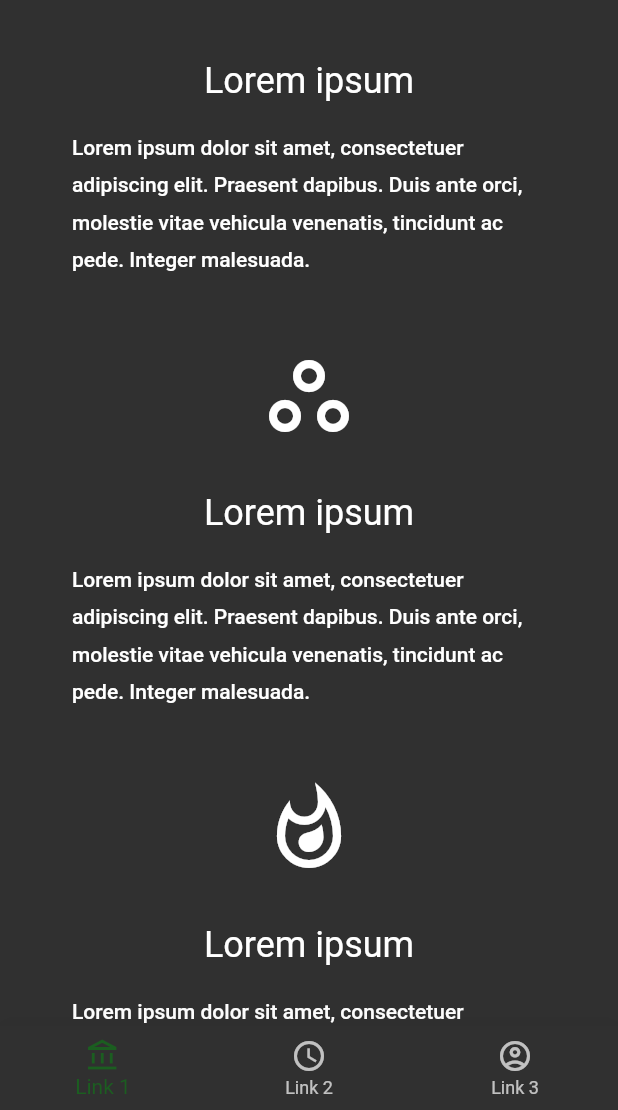
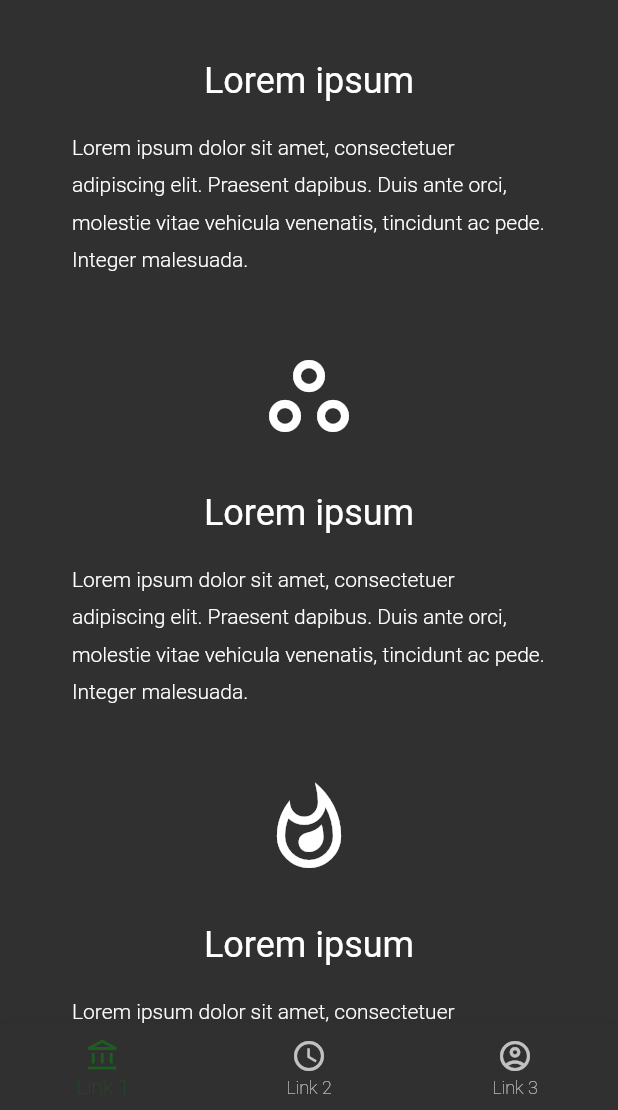
Before and after one commit to tom-novak/jet-landing-page, a Flutter app: the screen it shows after launch, scrolled down 576 dp, on a phone screen of 412 x 824 dp, the part 126-1236 px from its top. Run offline on Flutter 3.47's test engine with Material 2 defaults, Android fonts, the phone set to English and light mode, and no system bars.

Commit message:
Define app theme PoC

```diff
--- a/example/lib/main.dart
+++ b/example/lib/main.dart
@@ -14,8 +14,9 @@ var appTheme = ThemeData(
       headline2: typography.black.headline2.copyWith(color: accentColor, fontSize: 24),
       headline3: typography.black.headline3.copyWith(fontSize: 24),
       headline4: typography.black.headline4.copyWith(fontSize: 24),
-      headline6: typography.white.headline6,
-      bodyText2: typography.white.bodyText2,
+      headline6: typography.white.headline6.copyWith(fontWeight: FontWeight.w300),
+      bodyText1: typography.white.bodyText1.copyWith(fontWeight: FontWeight.w300),
+      bodyText2: typography.white.bodyText2.copyWith(fontWeight: FontWeight.w100),
   ),
   bottomNavigationBarTheme: BottomNavigationBarThemeData(
     selectedItemColor: accentColor,
@@ -32,8 +33,9 @@ var darkTheme = ThemeData(
     headline2: typography.white.headline2.copyWith(color: darkAccentColor, fontSize: 24),
     headline3: typography.white.headline3.copyWith(fontSize: 24),
     headline4: typography.white.headline4.copyWith(fontSize: 24),
-    headline6: typography.white.headline6.copyWith(color: Colors.grey[400]),
-    bodyText2: typography.white.bodyText2.copyWith(color: Colors.grey[400]),
+    headline6: typography.white.headline6.copyWith(color: Colors.grey[400], fontWeight: FontWeight.w300),
+    bodyText1: typography.white.bodyText1.copyWith(fontWeight: FontWeight.w300),
+    bodyText2: typography.white.bodyText2.copyWith(color: Colors.grey[400], fontWeight: FontWeight.w100),
   ),
 );
 
```
